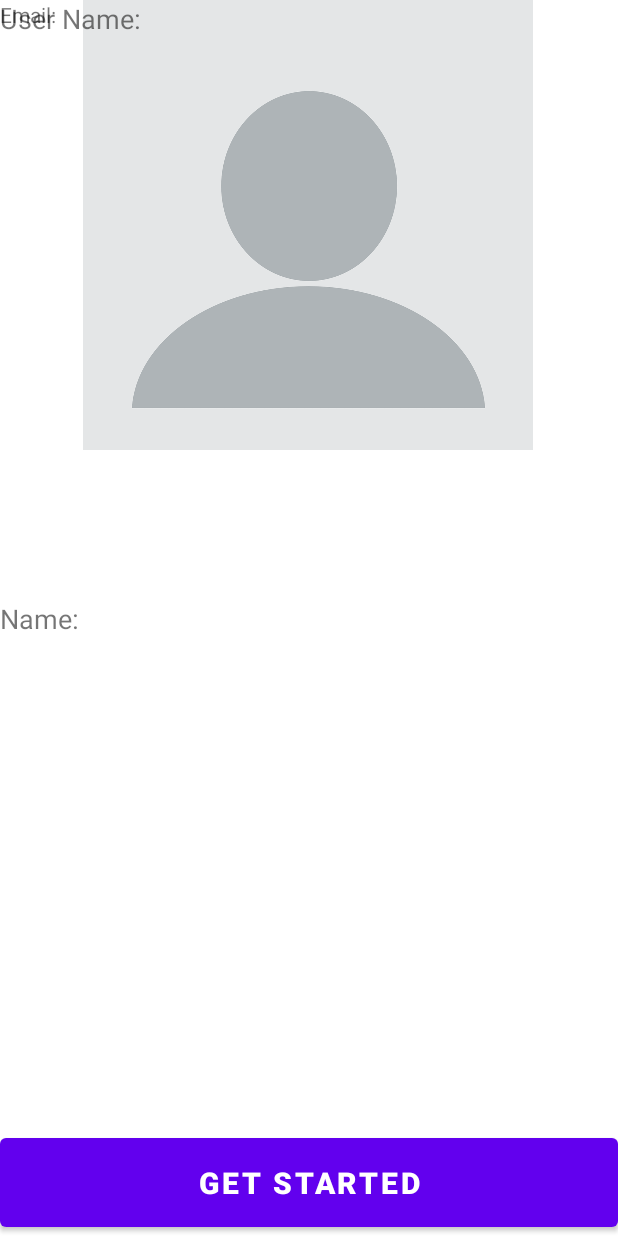
After one commit to ynyanchoka/Movix, an Android app: the ProfileActivity screen opened directly, with no data from a screen before it, on a phone screen of 412 x 824 dp. The commit adds this screen. Run offline under Robolectric (Android 15) with nearby library versions, the phone set to English and light mode, and no system bars.

Commit message:
add profile activity

```diff
--- a/app/src/main/AndroidManifest.xml
+++ b/app/src/main/AndroidManifest.xml
@@ -9,6 +9,9 @@
         android:roundIcon="@mipmap/ic_launcher_round"
         android:supportsRtl="true"
         android:theme="@style/Theme.Movix">
+        <activity
+            android:name=".ProfileActivity"
+            android:exported="false" />
         <activity
             android:name=".MoviesActivity"
             android:exported="false" />
--- a/app/src/main/java/MovixArrayAdapter/MovixArrayAdapter.java
+++ b/app/src/main/java/MovixArrayAdapter/MovixArrayAdapter.java
@@ -1,7 +1,12 @@
 package MovixArrayAdapter;
 
 import android.content.Context;
+import android.graphics.Color;
+import android.view.View;
+import android.view.ViewGroup;
 import android.widget.ArrayAdapter;
+import android.widget.ListView;
+import android.widget.TextView;
 
 import androidx.annotation.NonNull;
 
@@ -15,6 +20,7 @@ public class MovixArrayAdapter extends ArrayAdapter  {
     private String[] mYears;
     private String[] mOverviews;
     private String[] mRatings;
+
 
     public MovixArrayAdapter( Context mContext, int resource, String[] mMovies, String[] mGenres, String[] mYears, String[] mOverviews, String[] mRatings) {
         super(mContext, resource);
@@ -41,4 +47,13 @@ public class MovixArrayAdapter extends ArrayAdapter  {
     public int getCount() {
         return mMovies.length;
     }
+
+    @Override
+    public View getView(int position, View convertView, ViewGroup parent) {
+        View view = super.getView(position, convertView, parent);
+
+        // Here all your customization on the View
+
+        return view;
+    }
 }
--- a/app/src/main/java/com/monari/movix/LoginActivity.java
+++ b/app/src/main/java/com/monari/movix/LoginActivity.java
@@ -50,9 +50,9 @@ public class LoginActivity extends AppCompatActivity implements View.OnClickList
                     else {
 
                         Intent intent = new Intent(LoginActivity.this, MoviesActivity.class);
-                        intent.putExtra("username", username);
-                        intent.putExtra("password", password);
-                        intent.putExtra("email", email);
+//                        intent.putExtra("username", username);
+//                        intent.putExtra("password", password);
+//                        intent.putExtra("email", email);
 
                         startActivity(intent);
                     }
--- /dev/null
+++ b/app/src/main/java/com/monari/movix/ProfileActivity.java
@@ -0,0 +1,14 @@
+package com.monari.movix;
+
+import androidx.appcompat.app.AppCompatActivity;
+
+import android.os.Bundle;
+
+public class ProfileActivity extends AppCompatActivity {
+
+    @Override
+    protected void onCreate(Bundle savedInstanceState) {
+        super.onCreate(savedInstanceState);
+        setContentView(R.layout.activity_profile);
+    }
+}
--- /dev/null
+++ b/app/src/main/res/layout/activity_profile.xml
@@ -0,0 +1,71 @@
+<?xml version="1.0" encoding="utf-8"?>
+<androidx.constraintlayout.widget.ConstraintLayout xmlns:android="http://schemas.android.com/apk/res/android"
+    xmlns:app="http://schemas.android.com/apk/res-auto"
+    xmlns:tools="http://schemas.android.com/tools"
+    android:layout_width="match_parent"
+    android:layout_height="match_parent"
+    tools:context=".ProfileActivity">
+
+
+    <ImageView
+        android:id="@+id/imageView"
+        android:layout_width="300dp"
+        android:layout_height="300dp"
+        android:contentDescription="TODO"
+        android:padding="0dp"
+        android:scaleType="fitXY"
+        app:layout_constraintEnd_toEndOf="parent"
+        app:layout_constraintHorizontal_bias="0.495"
+        app:layout_constraintStart_toStartOf="parent"
+        app:layout_constraintTop_toTopOf="parent"
+        app:srcCompat="@drawable/avatar" />
+
+
+
+    <TextView
+        android:id="@+id/profileName"
+        android:layout_width="wrap_content"
+        android:layout_height="wrap_content"
+        android:text="Name:"
+        android:textSize="18sp"
+        app:layout_constraintBottom_toBottomOf="parent"
+        app:layout_constraintTop_toTopOf="parent"
+        tools:layout_editor_absoluteX="60dp"
+        tools:ignore="MissingConstraints" />
+
+    <TextView
+        android:id="@+id/profileUserName"
+        android:layout_width="wrap_content"
+        android:layout_height="wrap_content"
+        android:text="User Name:"
+        android:textSize="18sp"
+        tools:layout_editor_absoluteX="60dp"
+        tools:layout_editor_absoluteY="406dp"
+        tools:ignore="MissingConstraints" />
+
+    <TextView
+        android:id="@+id/profileEmail"
+        android:layout_width="wrap_content"
+        android:layout_height="wrap_content"
+        android:text="Email:"
+        tools:layout_editor_absoluteX="60dp"
+        tools:layout_editor_absoluteY="462dp"
+        tools:ignore="MissingConstraints" />
+
+
+    <Button
+        android:id="@+id/getStarted"
+        android:layout_width="match_parent"
+        android:layout_height="71dp"
+        android:layout_marginBottom="0dp"
+        android:scaleType="fitXY"
+        android:text="Get Started"
+        android:textSize="20sp"
+        android:textStyle="bold"
+        app:layout_constraintBottom_toBottomOf="parent"
+        app:layout_constraintStart_toStartOf="parent" />
+
+
+
+
+</androidx.constraintlayout.widget.ConstraintLayout>
```
Also changed, not shown: app/src/main/res/drawable-v24/avatar.png (added).
